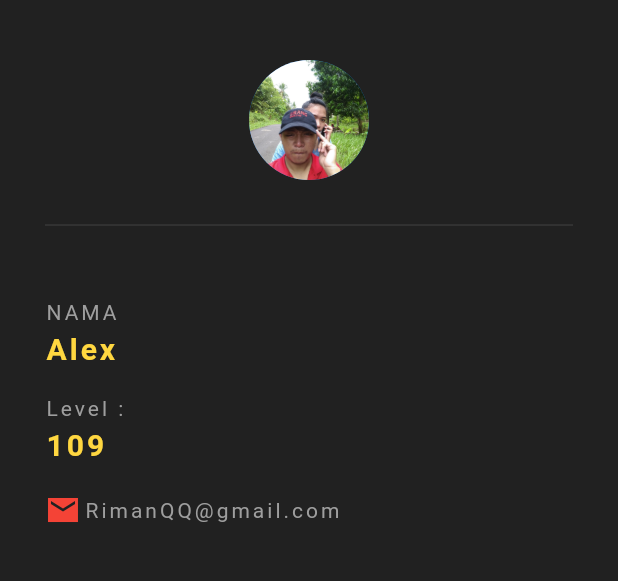
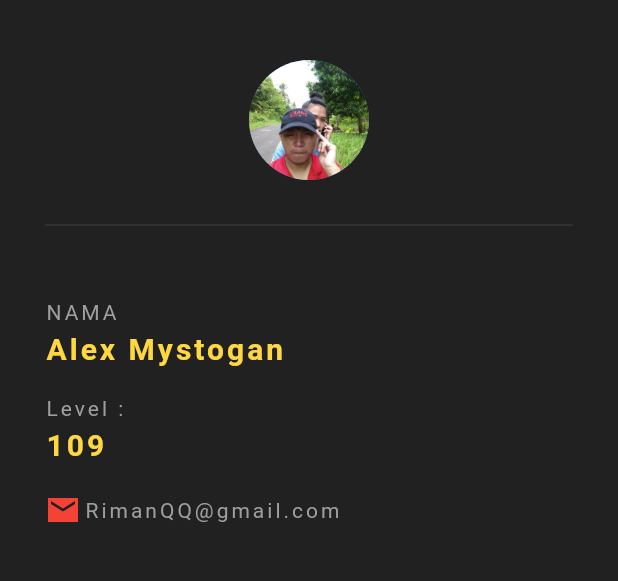
Before and after one commit to alexmystogan/ninjaflutter, a Flutter app: the screen it shows after launch, on a phone screen of 412 x 824 dp, the part 84-665 px from its top. Run offline on Flutter 3.47's test engine with Material 2 defaults, Android fonts, the phone set to English and light mode, and no system bars.

```diff
--- a/lib/main.dart
+++ b/lib/main.dart
@@ -43,7 +43,7 @@ class NinjaCard extends StatelessWidget {
            SizedBox(height:5.0),
 
             Text(
-              'Alex',
+              'Alex Mystogan',
               style: TextStyle(
                 color: Colors.amberAccent,
                 letterSpacing: 2.0,
```
